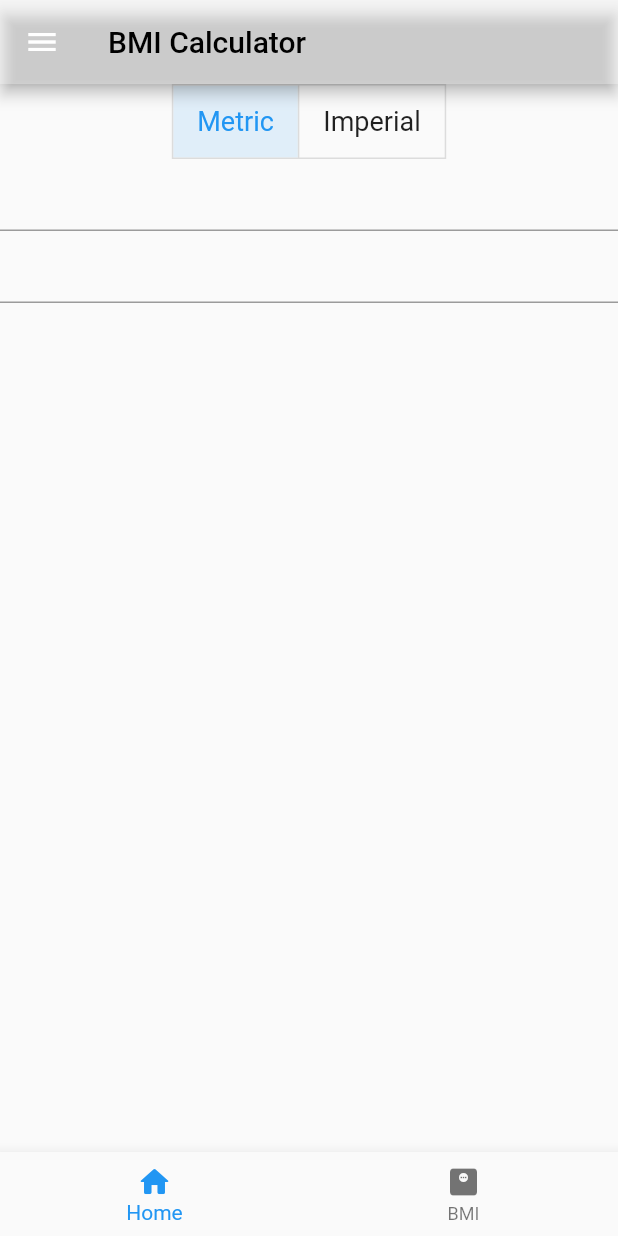
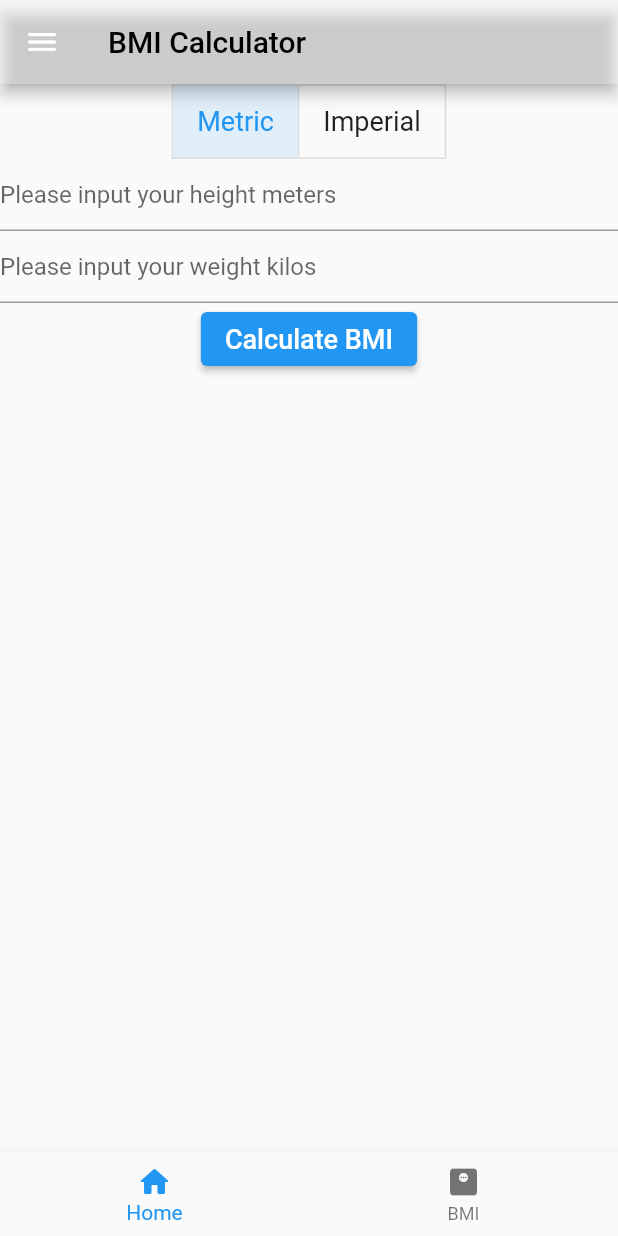
Before and after one commit to samilaxy/flutter_starter, a Flutter app: the BmiScreen screen opened by its route, on a phone screen of 412 x 824 dp. Run offline on Flutter 3.47's test engine with Material 2 defaults, Android fonts, the phone set to English and light mode, and no system bars.

Commit message:
ElevatedButton

```diff
--- a/lib/screens/bmi_screen.dart
+++ b/lib/screens/bmi_screen.dart
@@ -19,6 +19,8 @@ class _BmiScreenState extends State<BmiScreen> {
   double? heighgt;
   double? weight;
   late List<bool> isSelected;
+  String heightMessage = '';
+  String weightMessage = '';
   @override
   void initState() {
     isSelected = [isMetric, isImperial];
@@ -27,6 +29,10 @@ class _BmiScreenState extends State<BmiScreen> {
 
   @override
   Widget build(BuildContext context) {
+    heightMessage =
+        'Please input your height ${(isMetric) ? 'meters' : 'inches'}';
+    weightMessage =
+        'Please input your weight ${(isMetric) ? 'kilos' : 'pounds'}';
     return Scaffold(
         appBar: AppBar(
           title: const Text('BMI Calculator',
@@ -46,8 +52,18 @@ class _BmiScreenState extends State<BmiScreen> {
                   child: Text('Imperial', style: TextStyle(fontSize: fontSize)))
             ], isSelected: isSelected, onPressed: toggleMeasure),
             TextField(
-                controller: txtHeight, keyboardType: TextInputType.number),
-            TextField(controller: txtWeight, keyboardType: TextInputType.number)
+                controller: txtHeight,
+                keyboardType: TextInputType.number,
+                decoration: InputDecoration(hintText: heightMessage)),
+            TextField(
+                controller: txtWeight,
+                keyboardType: TextInputType.number,
+                decoration: InputDecoration(hintText: weightMessage)),
+            ElevatedButton(
+                onPressed: () {},
+                child: Text('Calculate BMI',
+                    style: TextStyle(fontSize: fontSize))),
+            Text(result, style: TextStyle(fontSize: fontSize))
           ],
         ));
   }
```
